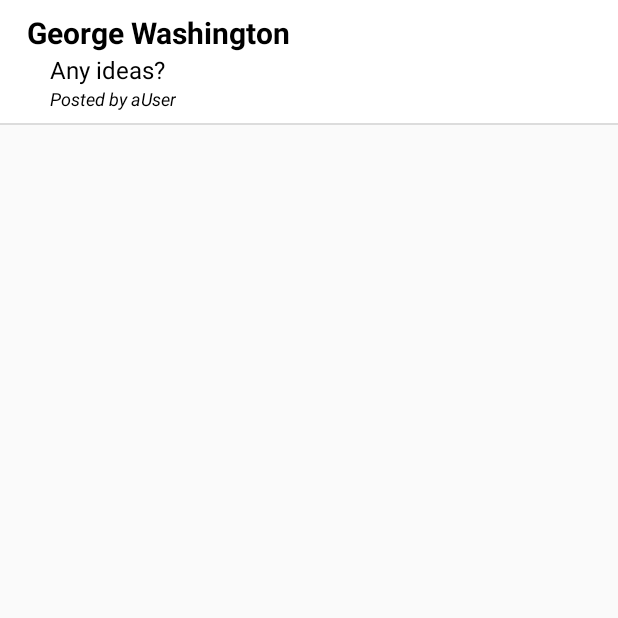
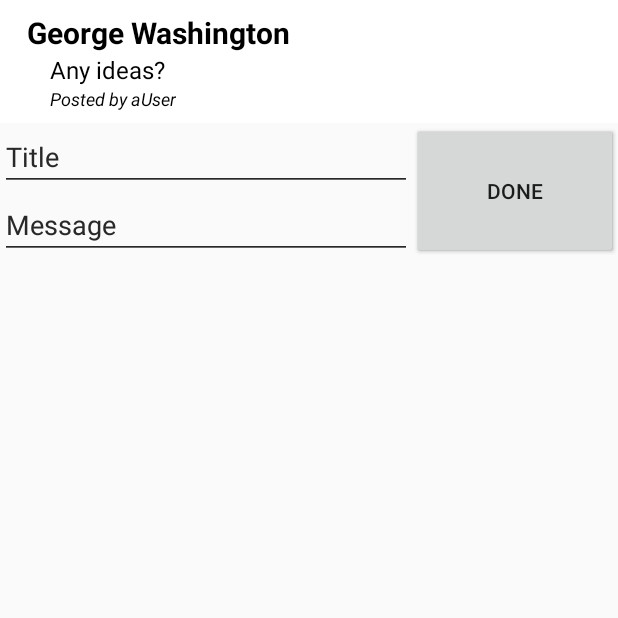
Before and after one commit to hanstudent/TRoom, an Android app: the ListOfEntries screen opened directly, with no data from a screen before it, on a phone screen of 412 x 824 dp, the top half of it. Run offline under Robolectric (Android 15) with nearby library versions, the phone set to English and light mode, and no system bars.

Commit message:
Fragment successfully added to ListOfEntries Activity. Hints in fragment not disappearing when text is added - must address.

```diff
--- a/app/src/main/java/com/example/ettie/teachersroom/EnterEntryFragment.java
+++ b/app/src/main/java/com/example/ettie/teachersroom/EnterEntryFragment.java
@@ -5,6 +5,7 @@ import android.os.Bundle;
 import android.view.LayoutInflater;
 import android.view.View;
 import android.view.ViewGroup;
+import android.widget.EditText;
 
 /**
  * Created by Ettie on 6/30/2015.
@@ -12,9 +13,12 @@ import android.view.ViewGroup;
 //page 101
 public class EnterEntryFragment extends Fragment{
 
+    EditText etTitle;
+    EditText etMessage;
+
     @Override
     public View onCreateView(LayoutInflater inflater, ViewGroup container, Bundle savedInstanceState) {
-        View view = inflater.inflate(R.layout.enter_entry_layout, null, false);
+        View view = inflater.inflate(R.layout.enter_entry_layout, container, false);
         return view;
     }
 }
--- a/app/src/main/java/com/example/ettie/teachersroom/ListOfEntries.java
+++ b/app/src/main/java/com/example/ettie/teachersroom/ListOfEntries.java
@@ -1,6 +1,9 @@
 package com.example.ettie.teachersroom;
 
 import android.app.Activity;
+import android.app.Fragment;
+import android.app.FragmentManager;
+import android.app.FragmentTransaction;
 import android.os.Bundle;
 import android.view.Menu;
 import android.view.MenuItem;
@@ -8,11 +11,12 @@ import android.view.View;
 import android.widget.AdapterView;
 import android.widget.ListView;
 import android.widget.Toast;
+import android.support.v4.app.FragmentActivity;
 
 import java.util.ArrayList;
 
 //page 214 for more info
-public class ListOfEntries extends Activity implements AdapterView.OnItemClickListener {
+public class ListOfEntries extends FragmentActivity implements AdapterView.OnItemClickListener {
 
     // private String[] listOfEntries; /* = {"George Washington", "Any ideas?", "Posted by aUser"}*/
     ArrayList<Entry> entryArrayList;
@@ -32,6 +36,16 @@ public class ListOfEntries extends Activity implements AdapterView.OnItemClickLi
         ListEntryAdapter adapter = new ListEntryAdapter(this, entryArrayList);
         listView.setAdapter(adapter);
         listView.setOnItemClickListener(this);
+
+
+        FragmentManager fragmentManager = getFragmentManager();
+        FragmentTransaction fragmentTransaction = fragmentManager.beginTransaction();
+        EnterEntryFragment myFrag = new EnterEntryFragment();
+
+// work here to change Activity fragments (add, remove, etc.).  Example here of adding.
+        fragmentTransaction.add (R.id.myFragment, myFrag);
+        fragmentTransaction.commit();
+
        /* RelativeLayout rLayoutList = (RelativeLayout)findViewById(R.id.rLayout_for_list_of_entries);
         RelativeLayout relativeLayout = (RelativeLayout)findViewById(R.id.rLayout_for_adding_entries);
         rLayoutList.addView(relativeLayout);*/
--- a/app/src/main/res/layout/activity_list_of_entries.xml
+++ b/app/src/main/res/layout/activity_list_of_entries.xml
@@ -2,25 +2,26 @@
     android:id="@+id/rLayout_for_list_of_entries"
     xmlns:android="http://schemas.android.com/apk/res/android"
     android:layout_width="fill_parent"
-    android:layout_height="fill_parent"
-    xmlns:tools="http://schemas.android.com/tools">
-    <LinearLayout xmlns:android="http://schemas.android.com/apk/res/android"
+    android:layout_height="fill_parent">
+
+    <LinearLayout
         android:layout_width="match_parent"
-        android:layout_height="match_parent" >
+        android:layout_height="match_parent"
+        android:orientation="vertical">
 
 
         <ListView
             android:layout_width="match_parent"
-            android:layout_height="match_parent"
-            android:id="@+id/listView"
-            android:layout_weight="1" />
+            android:layout_height="wrap_content"
+            android:id="@+id/listView" />
         <fragment
             android:id="@+id/myFragment"
             android:name="com.example.ettie.teachersroom.EnterEntryFragment"
-            android:layout_width="0dp"
+            android:layout_width="match_parent"
             android:layout_height="wrap_content"
-            android:layout_weight="1"
-            tools:layout="@layout/enter_entry_layout" />
+            />
+            <!--tools:layout="@layout/enter_entry_layout"-->
+
 
     </LinearLayout>
 </RelativeLayout>
--- a/app/src/main/res/layout/enter_entry_layout.xml
+++ b/app/src/main/res/layout/enter_entry_layout.xml
@@ -11,20 +11,21 @@
         android:layout_height="wrap_content"
         android:orientation="horizontal">
         <LinearLayout
-            android:id="@+id/lLayoutVert" xmlns:android="http://schemas.android.com/apk/res/android"
-            android:orientation="vertical" android:layout_width="0dp"
+            android:id="@+id/lLayoutVert"
+            android:orientation="vertical"
+            android:layout_width="0dp"
             android:layout_height="match_parent"
-            android:layout_weight=".8">
+            android:layout_weight="2">
 
             <EditText
                 android:id="@+id/etTitle"
-                android:layout_width="match_parent"
+                android:layout_width="fill_parent"
                 android:layout_height="wrap_content"
                 android:hint="Title"/>
 
             <EditText
                 android:id="@+id/etMessageBody"
-                android:layout_width="match_parent"
+                android:layout_width="fill_parent"
                 android:layout_height="wrap_content"
                 android:hint="Message"
                 android:inputType="textCapSentences|textMultiLine"
@@ -34,8 +35,8 @@
         </LinearLayout>
         <Button
             android:layout_width="0dp"
-            android:layout_height="match_parent"
-            android:text="Done"
-            android:layout_weight=".2" />
+            android:layout_height="fill_parent"
+            android:layout_weight="1"
+            android:text="Done" />
     </LinearLayout>
 </RelativeLayout>
```
